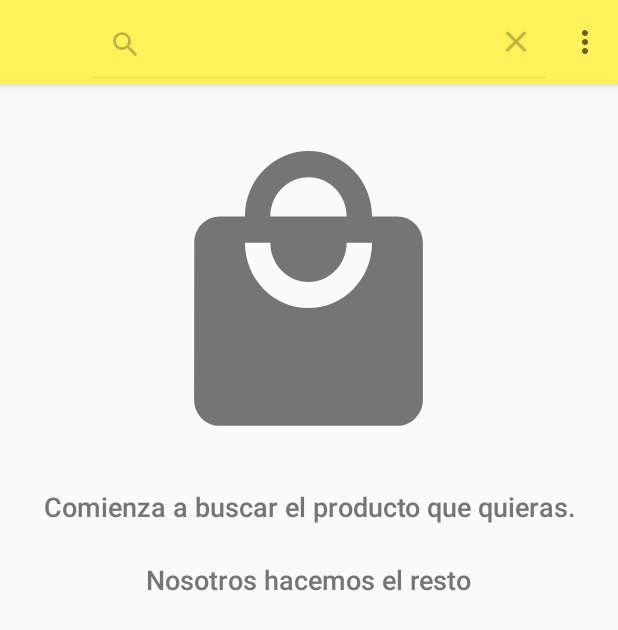
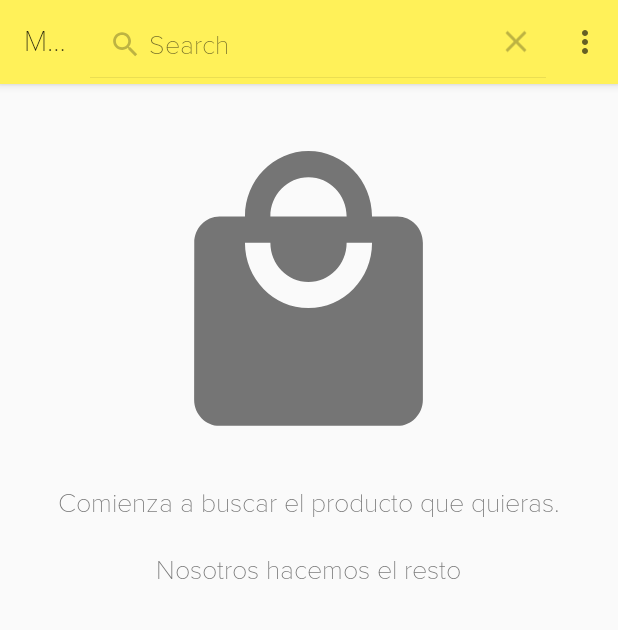
Before and after one commit to moisesGlb/kotlinTraining, an Android app: the screen it shows after launch (MainActivity), after a tap on "Search", on a phone screen of 412 x 824 dp. Shown: the top 630 px of the screen. Run offline under Robolectric (Android 15) with nearby library versions, the phone set to English and light mode, and no system bars; our stand-ins replace Picasso; pictures from the network do not load; 6 statements that could not run were skipped.

Commit message:
fix nav bar style

```diff
--- a/app/src/main/res/values/colors.xml
+++ b/app/src/main/res/values/colors.xml
@@ -9,4 +9,5 @@
     <color name="secondary_text">#757575</color>
     <color name="icons">#212121</color>
     <color name="divider">#BDBDBD</color>
+    <color name="foreground_material_light">#757575</color>
 </resources>
--- a/app/src/main/res/values/styles.xml
+++ b/app/src/main/res/values/styles.xml
@@ -1,11 +1,12 @@
 <resources>
 
     <!-- Base application theme. -->
-    <style name="AppTheme" parent="Theme.AppCompat.Light.DarkActionBar">
+    <style name="AppTheme" parent="Theme.AppCompat.Light.NoActionBar">
         <!-- Customize your theme here. -->
         <item name="colorPrimary">@color/colorPrimary</item>
         <item name="colorPrimaryDark">@color/colorPrimaryDark</item>
         <item name="colorAccent">@color/colorAccent</item>
+        <item name="fontFamily">@font/proxima_nova_thin</item>
     </style>
 
     <!--Text Style-->
@@ -30,9 +31,12 @@
     <style name="AppTheme.NoActionBar">
         <item name="windowActionBar">false</item>
         <item name="windowNoTitle">true</item>
+        <item name="android:textColor">@color/secondary_text</item>
+        <item name="android:textSize">18sp</item>
+        <item name="defaultQueryHint">@string/menu_search</item>
     </style>
 
-    <style name="MyActionBar" parent="@style/Widget.AppCompat.ActionBar.Solid">
+    <style name="MyActionBar" parent="@style/Widget.AppCompat.Light.ActionBar.Solid">
         <item name="titleTextStyle">@style/MyTitleTextStyle</item>
     </style>
 
```
Also changed, not shown: app/src/main/java/mercadolibreapp/activities/MainActivity.kt (+2 -11 lines), app/src/main/res/font/proxima_nova_reg.ttf (added), app/src/main/res/font/proxima_nova_thin.otf (added).
